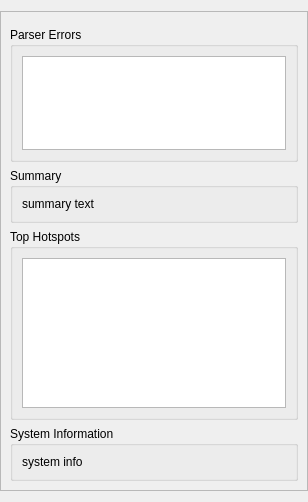
First picture: the form in src/resultssummarypage.ui, repository KDAB/hotspot, before the edit.
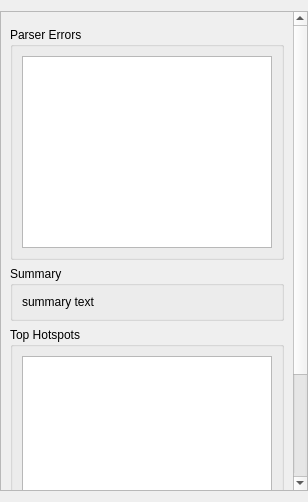
Second picture: the form after the edit. Custom widgets are drawn as their Qt base class.

Commit message:
Properly word-wrap the summary text
When we show a long command, the summary would be overly long.
Instead, word-wrap the text and use a simple QVBoxLayout instead
of a QFormLayout for the summary box.

```diff
--- a/src/resultssummarypage.ui
+++ b/src/resultssummarypage.ui
@@ -75,8 +75,8 @@
          <property name="title">
           <string>Summary</string>
          </property>
-         <layout class="QFormLayout" name="formLayout_3">
-          <item row="0" column="0">
+         <layout class="QVBoxLayout" name="summaryBoxLayout">
+          <item>
            <widget class="QLabel" name="summaryLabel">
             <property name="toolTip">
              <string notr="true"/>
@@ -96,6 +96,9 @@
             <property name="text">
              <string notr="true">summary text</string>
             </property>
+            <property name="wordWrap">
+             <bool>true</bool>
+            </property>
             <property name="textInteractionFlags">
              <set>Qt::LinksAccessibleByMouse|Qt::TextSelectableByMouse</set>
             </property>
```
